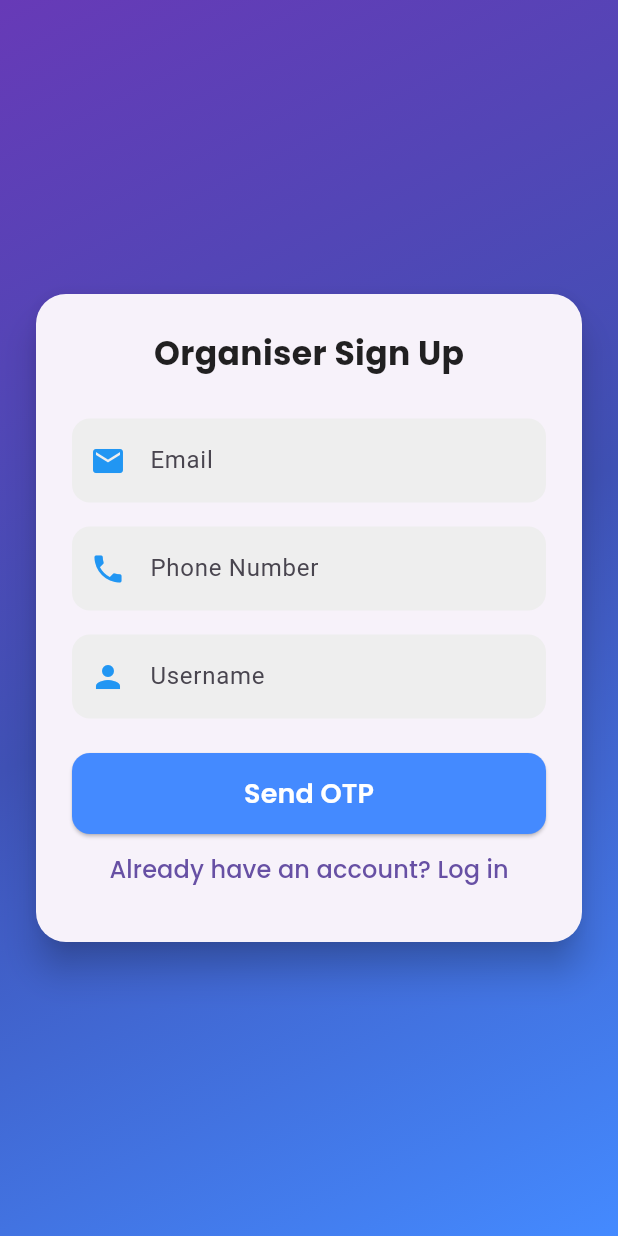
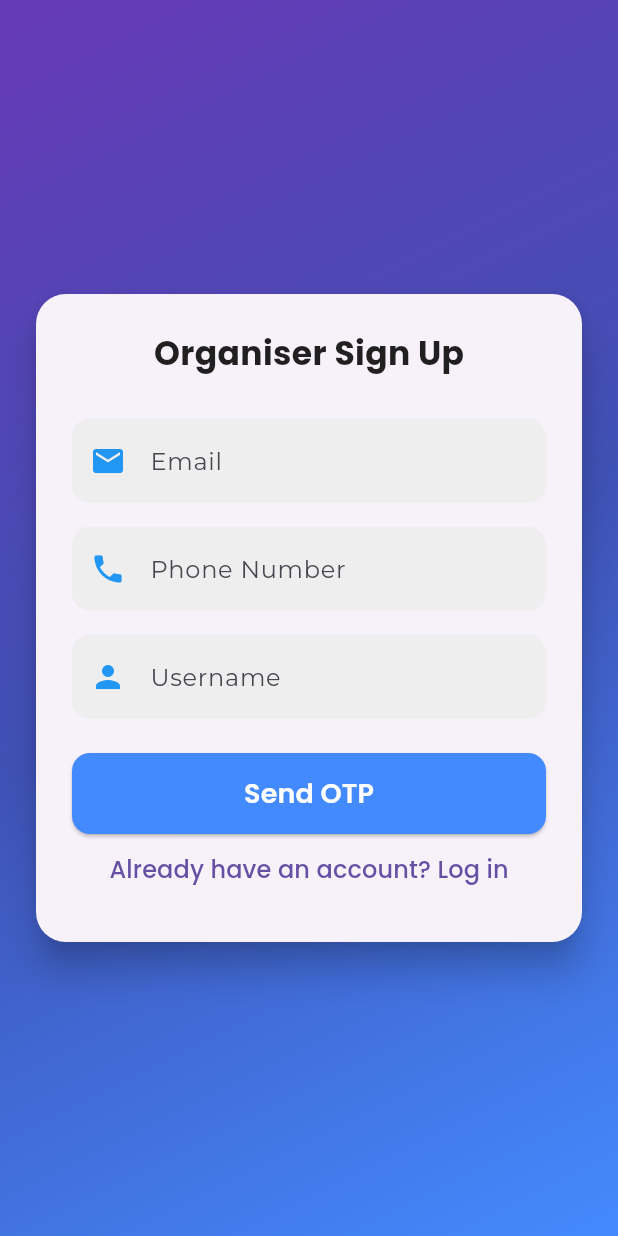
Before and after one commit to SiddheshM716/EventOrganiser, a Flutter app: the screen it shows after launch, on a phone screen of 412 x 824 dp. Run offline on Flutter 3.47's test engine with Material 3 defaults, Android fonts, the phone set to English and light mode, and no system bars; our stand-ins replace flutter_svg, google_fonts, image_picker, supabase_flutter; accounts and stored records are empty.

Commit message:
Update main.dart

```diff
--- a/lib/main.dart
+++ b/lib/main.dart
@@ -17,7 +17,17 @@ class MyApp extends StatelessWidget {
     return MaterialApp(
       debugShowCheckedModeBanner: false,
       title: 'Flutter Supabase Auth',
-      theme: ThemeData(primarySwatch: Colors.blue),
+      theme: ThemeData(
+        primarySwatch: Colors.blue,
+        textTheme: const TextTheme(
+          bodyLarge: TextStyle(fontFamily: 'Montserrat'),
+          bodyMedium: TextStyle(fontFamily: 'Montserrat'),
+          bodySmall: TextStyle(fontFamily: 'Montserrat'),
+          titleLarge: TextStyle(fontFamily: 'Montserrat'),
+          titleMedium: TextStyle(fontFamily: 'Montserrat'),
+          titleSmall: TextStyle(fontFamily: 'Montserrat'),
+        ),
+      ),
       home: AuthCheck(), // Check session on startup
     );
   }
```
